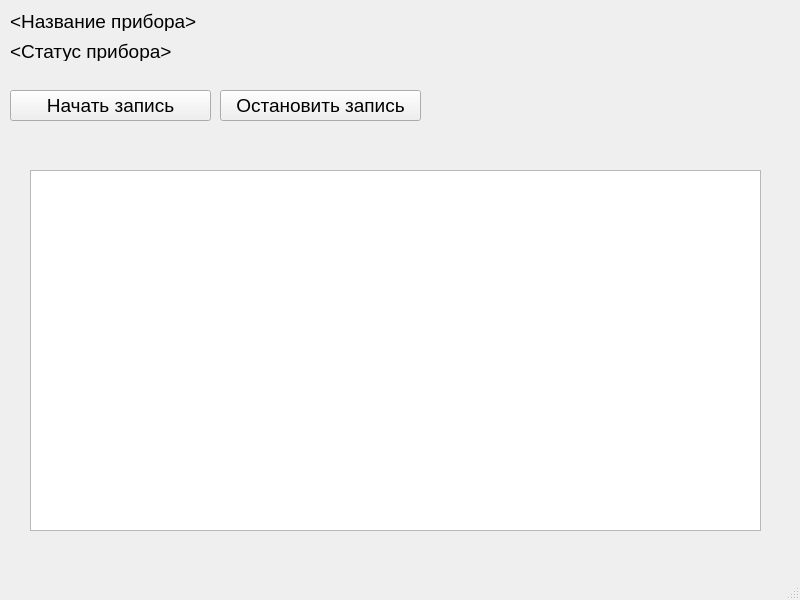
First picture: the form in UI/DeviceWindow.ui, repository Ausslaander/Logger, before the edit.
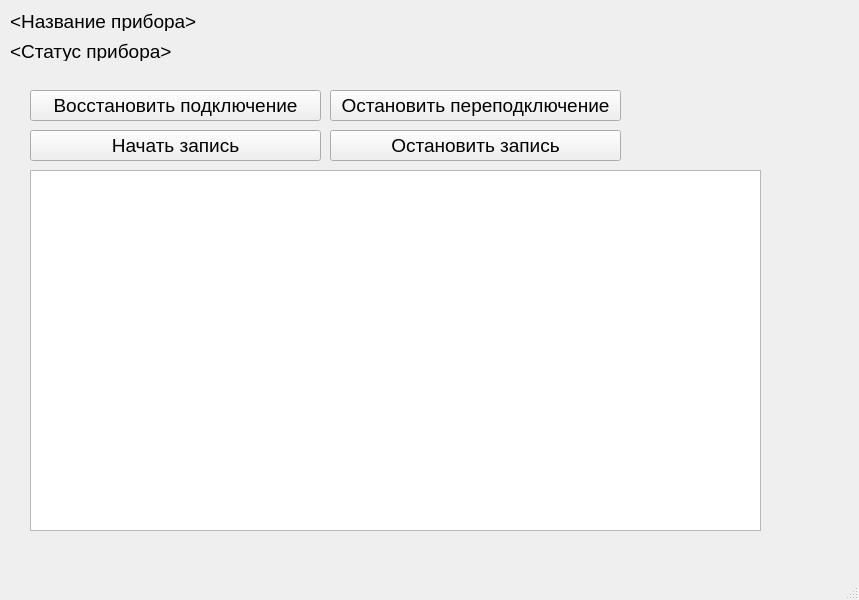
Second picture: the form after the edit.

Diff of the .ui file:
```diff
--- a/UI/DeviceWindow.ui
+++ b/UI/DeviceWindow.ui
@@ -6,7 +6,7 @@
    <rect>
     <x>0</x>
     <y>0</y>
-    <width>800</width>
+    <width>859</width>
     <height>600</height>
    </rect>
   </property>
@@ -53,9 +53,9 @@
    <widget class="QPushButton" name="StartRecordingButton">
     <property name="geometry">
      <rect>
-      <x>10</x>
-      <y>90</y>
-      <width>201</width>
+      <x>30</x>
+      <y>130</y>
+      <width>291</width>
       <height>31</height>
      </rect>
     </property>
@@ -71,9 +71,9 @@
    <widget class="QPushButton" name="StopRecordingButton">
     <property name="geometry">
      <rect>
-      <x>220</x>
-      <y>90</y>
-      <width>201</width>
+      <x>330</x>
+      <y>130</y>
+      <width>291</width>
       <height>31</height>
      </rect>
     </property>
@@ -96,6 +96,42 @@
      </rect>
     </property>
    </widget>
+   <widget class="QPushButton" name="StartReconnectingButton">
+    <property name="geometry">
+     <rect>
+      <x>30</x>
+      <y>90</y>
+      <width>291</width>
+      <height>31</height>
+     </rect>
+    </property>
+    <property name="font">
+     <font>
+      <pointsize>14</pointsize>
+     </font>
+    </property>
+    <property name="text">
+     <string>Восстановить подключение</string>
+    </property>
+   </widget>
+   <widget class="QPushButton" name="StopReconnectingButton">
+    <property name="geometry">
+     <rect>
+      <x>330</x>
+      <y>90</y>
+      <width>291</width>
+      <height>31</height>
+     </rect>
+    </property>
+    <property name="font">
+     <font>
+      <pointsize>14</pointsize>
+     </font>
+    </property>
+    <property name="text">
+     <string>Остановить переподключение</string>
+    </property>
+   </widget>
   </widget>
   <widget class="QMenuBar" name="menubar">
    <property name="geometry">
```
Left out of the diff: 2 changed lines with no effect on the pictures.
